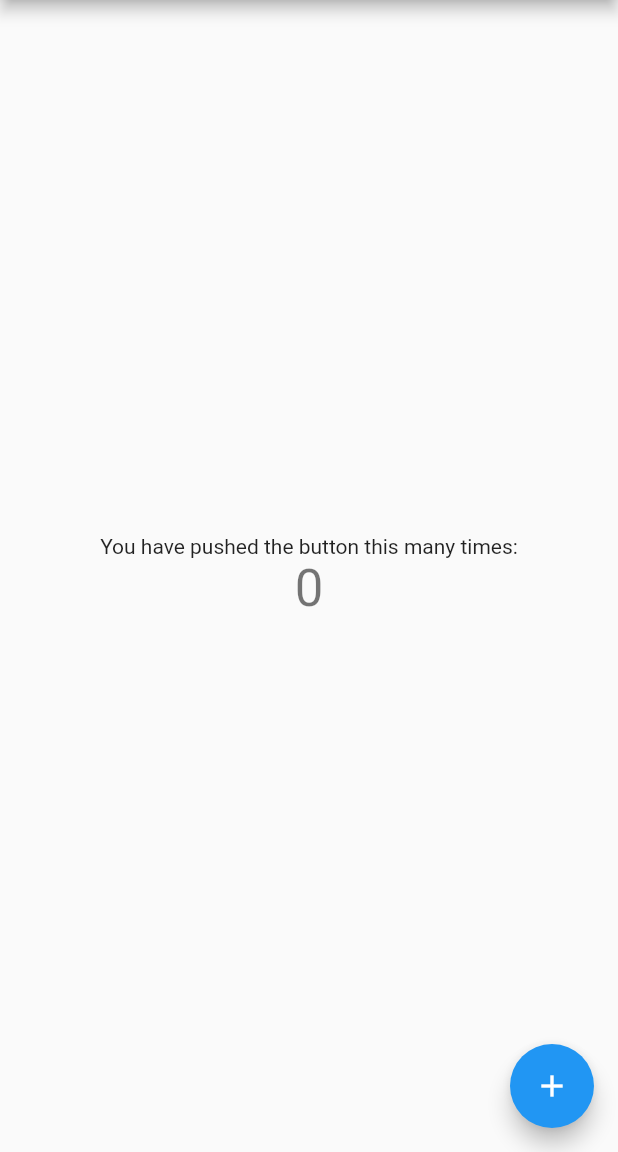
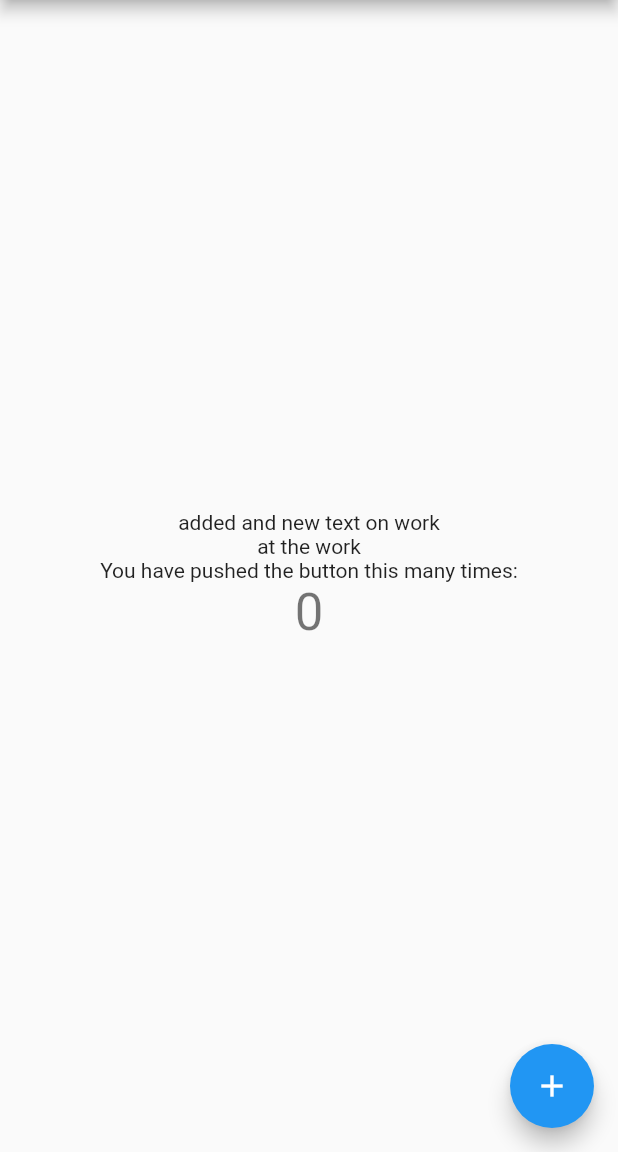
Before and after one commit to rdn224/handic, a Flutter app: the screen it shows after launch, on a phone screen of 412 x 824 dp, the part 84-1236 px from its top. Run offline on Flutter 3.47's test engine with Material 2 defaults, Android fonts, the phone set to English and light mode, and no system bars.

Commit message:
ajil deerees 10.19

```diff
--- a/lib/main.dart
+++ b/lib/main.dart
@@ -7,21 +7,11 @@ void main() {
 class MyApp extends StatelessWidget {
   const MyApp({super.key});
 
-  // This widget is the root of your application.
   @override
   Widget build(BuildContext context) {
     return MaterialApp(
       title: 'Flutter Demo',
       theme: ThemeData(
-        // This is the theme of your application.
-        //
-        // Try running your application with "flutter run". You'll see the
-        // application has a blue toolbar. Then, without quitting the app, try
-        // changing the primarySwatch below to Colors.green and then invoke
-        // "hot reload" (press "r" in the console where you ran "flutter run",
-        // or simply save your changes to "hot reload" in a Flutter IDE).
-        // Notice that the counter didn't reset back to zero; the application
-        // is not restarted.
         primarySwatch: Colors.blue,
       ),
       home: const MyHomePage(title: 'Flutter Demo Home Page at home'),
@@ -31,15 +21,6 @@ class MyApp extends StatelessWidget {
 
 class MyHomePage extends StatefulWidget {
   const MyHomePage({super.key, required this.title});
-
-  // This widget is the home page of your application. It is stateful, meaning
-  // that it has a State object (defined below) that contains fields that affect
-  // how it looks.
-
-  // This class is the configuration for the state. It holds the values (in this
-  // case the title) provided by the parent (in this case the App widget) and
-  // used by the build method of the State. Fields in a Widget subclass are
-  // always marked "final".
 
   final String title;
 
@@ -52,49 +33,22 @@ class _MyHomePageState extends State<MyHomePage> {
 
   void _incrementCounter() {
     setState(() {
-      // This call to setState tells the Flutter framework that something has
-      // changed in this State, which causes it to rerun the build method below
-      // so that the display can reflect the updated values. If we changed
-      // _counter without calling setState(), then the build method would not be
-      // called again, and so nothing would appear to happen.
       _counter++;
     });
   }
 
   @override
   Widget build(BuildContext context) {
-    // This method is rerun every time setState is called, for instance as done
-    // by the _incrementCounter method above.
-    //
-    // The Flutter framework has been optimized to make rerunning build methods
-    // fast, so that you can just rebuild anything that needs updating rather
-    // than having to individually change instances of widgets.
     return Scaffold(
       appBar: AppBar(
-        // Here we take the value from the MyHomePage object that was created by
-        // the App.build method, and use it to set our appbar title.
         title: Text(widget.title),
       ),
       body: Center(
-        // Center is a layout widget. It takes a single child and positions it
-        // in the middle of the parent.
         child: Column(
-          // Column is also a layout widget. It takes a list of children and
-          // arranges them vertically. By default, it sizes itself to fit its
-          // children horizontally, and tries to be as tall as its parent.
-          //
-          // Invoke "debug painting" (press "p" in the console, choose the
-          // "Toggle Debug Paint" action from the Flutter Inspector in Android
-          // Studio, or the "Toggle Debug Paint" command in Visual Studio Code)
-          // to see the wireframe for each widget.
-          //
-          // Column has various properties to control how it sizes itself and
-          // how it positions its children. Here we use mainAxisAlignment to
-          // center the children vertically; the main axis here is the vertical
-          // axis because Columns are vertical (the cross axis would be
-          // horizontal).
           mainAxisAlignment: MainAxisAlignment.center,
           children: <Widget>[
+            const Text('added and new text on work'),
+            const Text('at the work'),
             const Text(
               'You have pushed the button this many times:',
             ),
@@ -107,7 +61,7 @@ class _MyHomePageState extends State<MyHomePage> {
       ),
       floatingActionButton: FloatingActionButton(
         onPressed: _incrementCounter,
-        tooltip: 'Increment',
+        tooltip: 'Increment tooltip bna',
         child: const Icon(Icons.add),
       ), // This trailing comma makes auto-formatting nicer for build methods.
     );
```
